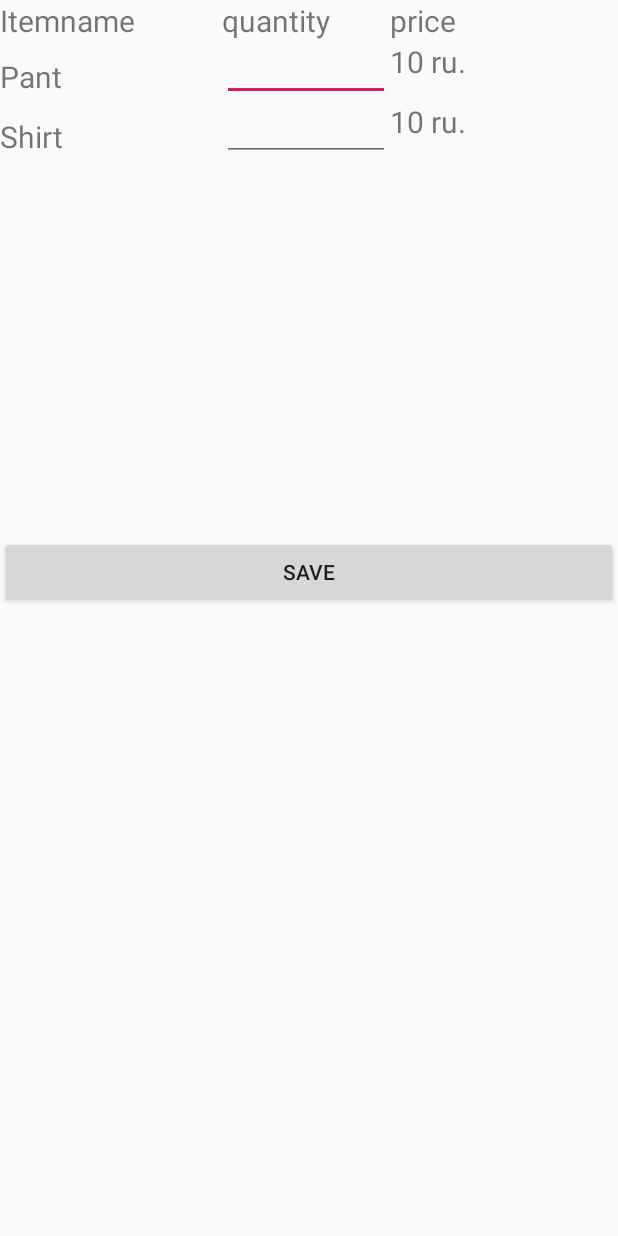
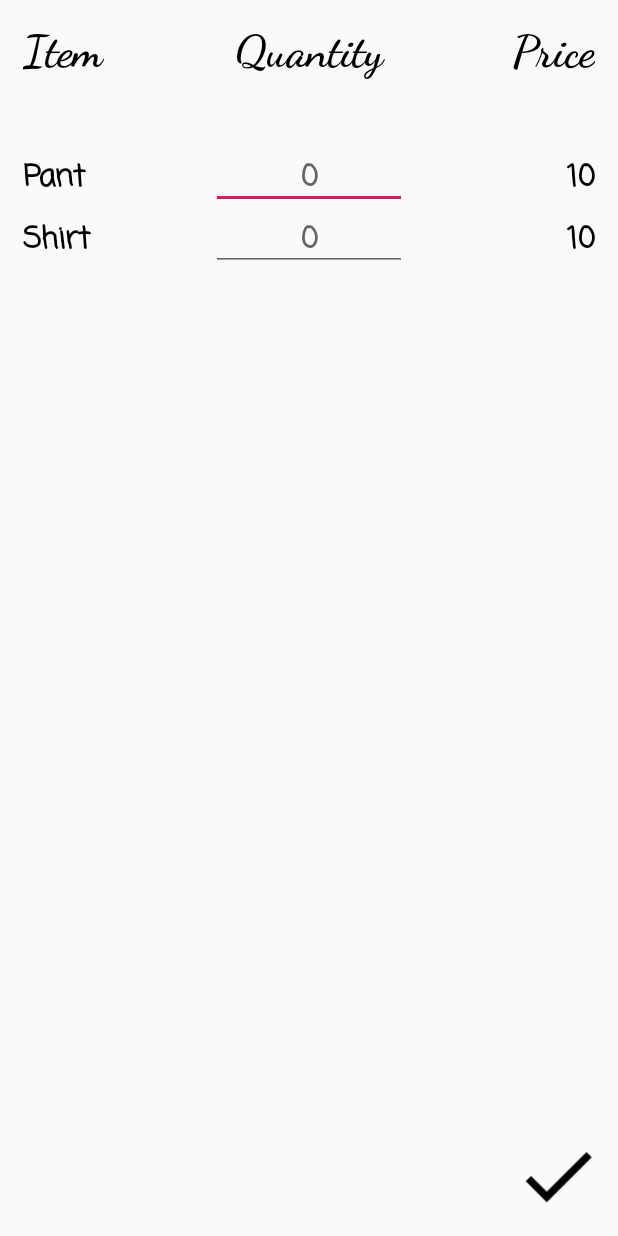
Before and after one commit to Pridudecool1211/laundrymanage, an Android app: the user_input screen opened directly, with no data from a screen before it, on a phone screen of 412 x 824 dp. Run offline under Robolectric (Android 15) with nearby library versions, the phone set to English and light mode, and no system bars.

Commit message:
fourth commit

```diff
--- a/app/src/main/res/layout/activity_user_input.xml
+++ b/app/src/main/res/layout/activity_user_input.xml
@@ -2,91 +2,171 @@
 <LinearLayout xmlns:android="http://schemas.android.com/apk/res/android"
     android:orientation = "vertical"
     android:layout_width="match_parent"
-    android:layout_height="wrap_content">
+    android:layout_height="match_parent"
+    android:layout_margin="10dp"
+
+    >
+    <LinearLayout
+        android:layout_width="match_parent"
+        android:layout_height="wrap_content"
+        android:orientation="horizontal">
+        <TextView
+            android:layout_width="0dp"
+            android:layout_height="wrap_content"
+            android:layout_weight="1"
+            android:text="Item"
+            android:textSize="30sp"
+            android:textStyle="bold"
+            android:textColor="#000"
+            android:fontFamily="cursive"
+            android:textAlignment="textStart"
+            android:padding="5dp"
+            />
+
+        <TextView
+            android:layout_width="0dp"
+            android:layout_height="wrap_content"
+            android:layout_weight="1"
+            android:text="Quantity"
+            android:textSize="30sp"
+            android:textStyle="bold"
+            android:textColor="#000"
+            android:fontFamily="cursive"
+            android:textAlignment="center"
+            android:padding="5dp"
+            />
+
+        <TextView
+            android:layout_width="0dp"
+            android:layout_height="wrap_content"
+            android:layout_weight="1"
+            android:text="Price"
+            android:textSize="30sp"
+            android:textStyle="bold"
+            android:textColor="#000"
+            android:fontFamily="cursive"
+            android:textAlignment="textEnd"
+            android:padding="5dp"
+            />
+
+    </LinearLayout>
+
+
+
+    <View
+        android:layout_width="match_parent"
+        android:layout_height="40dp"
+        />
+
 
     <LinearLayout
         android:layout_width="match_parent"
         android:layout_height="wrap_content"
         android:orientation="horizontal">
+        <TextView
+            android:layout_width="0dp"
+            android:layout_height="wrap_content"
+            android:layout_weight="1"
+            android:text="Pant"
+            android:textSize="20sp"
+            android:textStyle="bold"
+            android:textColor="#000"
+            android:fontFamily="casual"
+            android:textAlignment="textStart"
+            android:padding="5dp"
+            />
+
+        <EditText
+            android:layout_width="0dp"
+            android:layout_height="wrap_content"
+            android:layout_weight="1"
+            android:textSize="20sp"
+            android:textStyle="bold"
+            android:textColor="#000"
+            android:fontFamily="casual"
+            android:textAlignment="center"
+            android:padding="5dp"
+            android:inputType="number"
+            android:id="@+id/pantq"
+            android:hint="0"
+            />
 
         <TextView
-            android:layout_width="148dp"
+            android:layout_width="0dp"
             android:layout_height="wrap_content"
-            android:text="Itemname"
-            android:textSize="20dp"/>
-
-        <TextView
-            android:layout_width="112dp"
-            android:layout_height="match_parent"
-            android:text="quantity"
-            android:textSize="20dp"/>
-
-        <TextView
-            android:layout_width="match_parent"
-            android:layout_height="match_parent"
-            android:text="price"
-            android:textSize="20dp"/>
-
-    </LinearLayout>
-
-    <LinearLayout
-        android:layout_width="match_parent"
-        android:layout_height="40dp"
-        android:orientation="horizontal">
-
-        <TextView
-            android:layout_width="148dp"
-            android:layout_height="wrap_content"
-            android:text="Pant"
-            android:textSize="20sp" />
-
-        <EditText
-            android:layout_width="112dp"
-            android:layout_height="match_parent"
-            android:id="@+id/shirtq"
-
-            android:textSize="20sp"/>
-
-        <TextView
-            android:layout_width="match_parent"
-            android:layout_height="match_parent"
-            android:text="10 ru."
-            android:textSize="20dp"/>
-
-    </LinearLayout>
-
-    <LinearLayout
-        android:layout_width="match_parent"
-        android:layout_height="40dp"
-        android:orientation="horizontal">
-
-        <TextView
-            android:layout_width="148dp"
-            android:layout_height="wrap_content"
-            android:text="Shirt"
-            android:textSize="20dp" />
-
-        <EditText
-            android:layout_width="112dp"
-            android:layout_height="match_parent"
-            android:id="@+id/pantq"
-
-            android:textSize="20dp"/>
-
-        <TextView
-            android:layout_width="match_parent"
-            android:layout_height="match_parent"
-            android:text="10 ru."
-            android:textSize="20dp"/>
+            android:layout_weight="1"
+            android:text="10"
+            android:textSize="20sp"
+            android:textStyle="bold"
+            android:textColor="#000"
+            android:fontFamily="casual"
+            android:textAlignment="textEnd"
+            android:padding="5dp"
+            />
 
     </LinearLayout>
 
 
-    <Button
+    <LinearLayout
         android:layout_width="match_parent"
         android:layout_height="wrap_content"
-        android:layout_marginTop="250dp"
-        android:text="SAVE"
-        android:id="@+id/save"/>
+        android:orientation="horizontal">
+        <TextView
+            android:layout_width="0dp"
+            android:layout_height="wrap_content"
+            android:layout_weight="1"
+            android:text="Shirt"
+            android:textSize="20sp"
+            android:textStyle="bold"
+            android:textColor="#000"
+            android:fontFamily="casual"
+            android:textAlignment="textStart"
+            android:padding="5dp"
+            />
 
+        <EditText
+            android:layout_width="0dp"
+            android:layout_height="wrap_content"
+            android:layout_weight="1"
+            android:textSize="20sp"
+            android:textStyle="bold"
+            android:textColor="#000"
+            android:fontFamily="casual"
+            android:textAlignment="center"
+            android:padding="5dp"
+            android:inputType="number"
+            android:id="@+id/shirtq"
+            android:hint="0"
+            />
+
+        <TextView
+            android:layout_width="0dp"
+            android:layout_height="wrap_content"
+            android:layout_weight="1"
+            android:text="10"
+            android:textSize="20sp"
+            android:textStyle="bold"
+            android:textColor="#000"
+            android:fontFamily="casual"
+            android:textAlignment="textEnd"
+            android:padding="5dp"
+            />
+
+
+
+    </LinearLayout>
+
+    <RelativeLayout
+        android:layout_width="match_parent"
+        android:layout_height="wrap_content">
+
+        <Button
+            android:layout_width="60dp"
+            android:layout_height="60dp"
+            android:background="@drawable/done"
+            android:id="@+id/save"
+            android:layout_alignParentRight="true"
+            android:layout_alignParentBottom="true"
+            />
+    </RelativeLayout>
 </LinearLayout>
```
Also changed, not shown: app/src/main/res/drawable/done.png (added).
